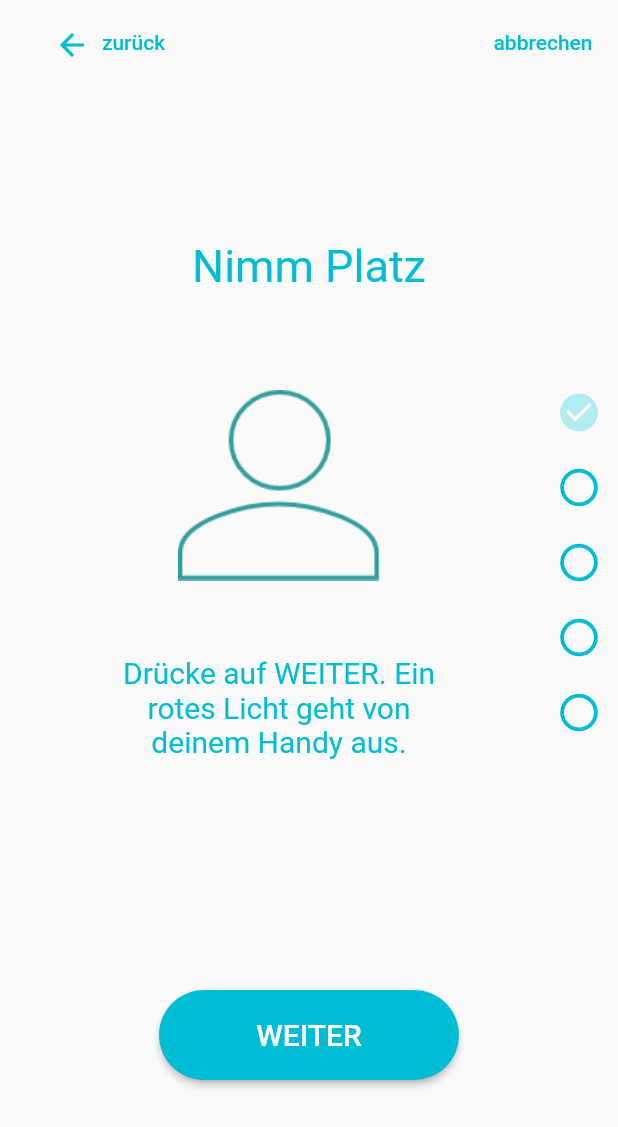
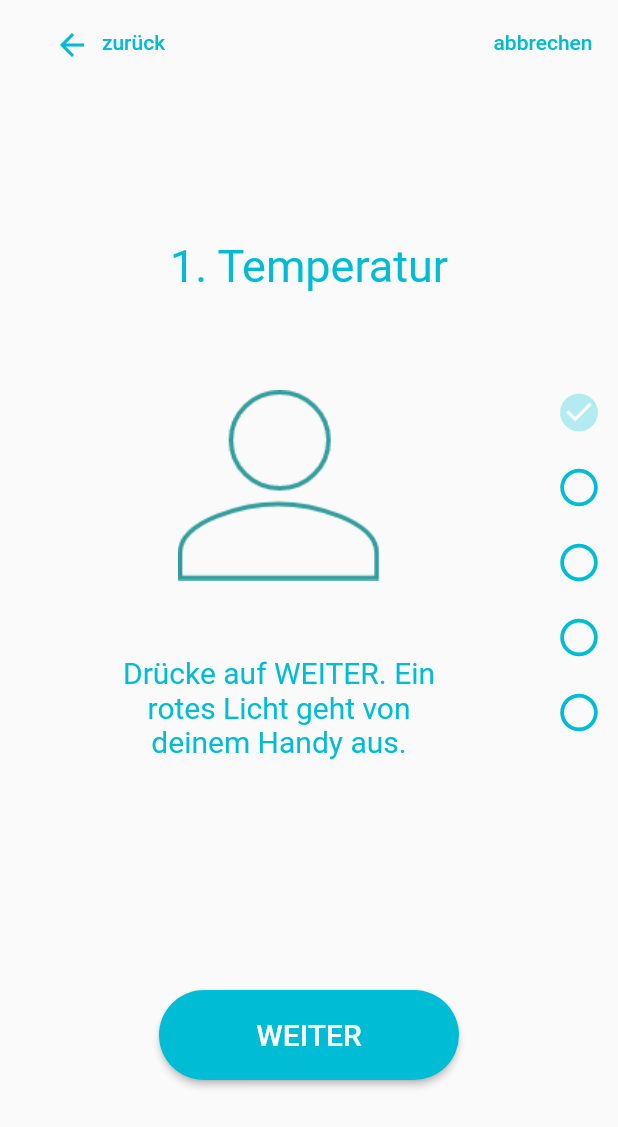
Before and after one commit to VolodymyrBiryuk/31_Digitale_Krankheits_Anamnese_CovOx, a Flutter app: the MeasureTemperaturePage0 screen opened directly, on a phone screen of 412 x 824 dp. Shown: the top 1127 px of the screen. Run offline on Flutter 3.47's test engine with Material 2 defaults, Android fonts, the phone set to English and light mode, and no system bars; our stand-ins replace flutter_form_builder; Roboto replaces fonts that are missing (Monserrat).

Commit message:
update screens

```diff
--- a/app/covox/lib/screens/measur_heartFreq_0.dart
+++ b/app/covox/lib/screens/measur_heartFreq_0.dart
@@ -2,6 +2,7 @@ import 'package:covox/screens/measur_heartFreq_1.dart';
 import 'package:flutter/material.dart';
 import 'package:covox/widgets/title_content_button_widget.dart';
 import 'package:covox/widgets/navigation_bar.dart';
+import 'package:covox/util/enter_exit_route.dart';
 
 /// The Greeting Page, where the user is informaed about the purpose of the App.
 class MeasureHeartFreq0 extends StatefulWidget {
@@ -118,8 +119,6 @@ class _MeasureHeartFreq0State extends State<MeasureHeartFreq0> {
   }
 
   void losGehts() {
-    Navigator.of(context).push(MaterialPageRoute(
-      builder: (BuildContext context) => MeasureHeartFreq1(),
-    ));
+    Navigator.push(context, EnterExitRoute(exitPage: MeasureHeartFreq1(), enterPage: MeasureHeartFreq1()));
   }
 }
--- a/app/covox/lib/screens/measur_temperature_0_page.dart
+++ b/app/covox/lib/screens/measur_temperature_0_page.dart
@@ -21,7 +21,7 @@ class _MeasureTemperaturePage0State extends State<MeasureTemperaturePage0> {
         ),
         body: TitleContentButtonWidget(
           fbKey: new GlobalKey(),
-          title: 'Nimm Platz',
+          title: '1. Temperatur',
           // mainContent: MarkdownBody(data: _text_md, ),
           mainContent: Row(
             children: <Widget>[
```
